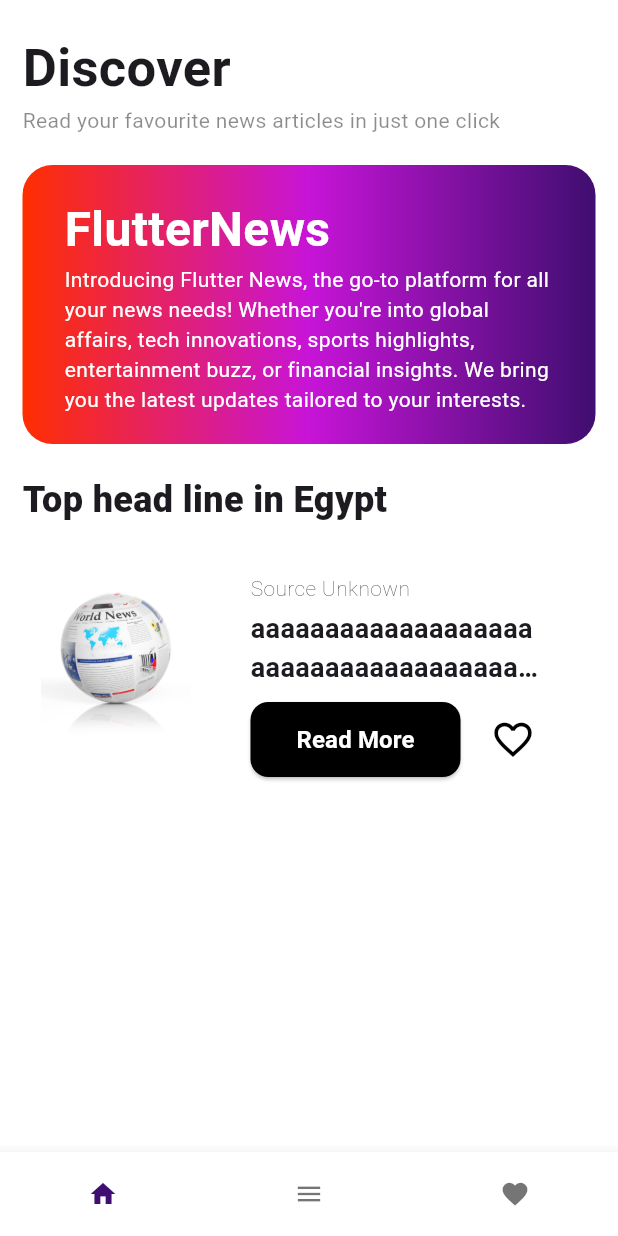
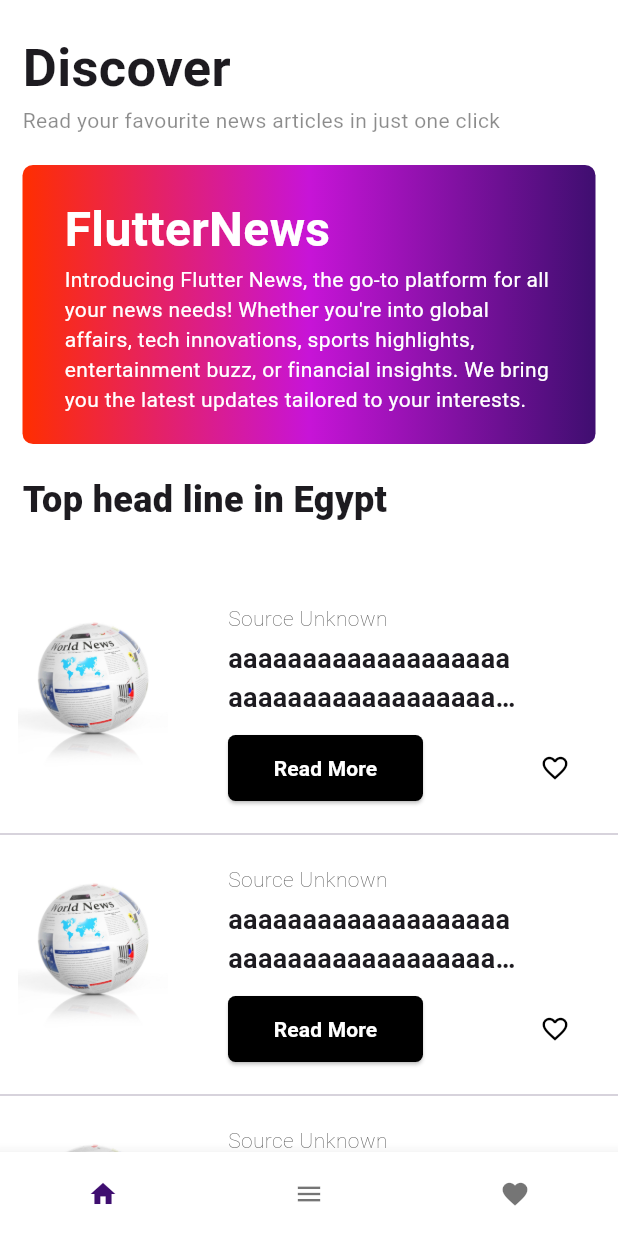
Before and after one commit to OsamaMohamedM/newsApp, a Flutter app: the screen it shows after launch, on a phone screen of 412 x 824 dp. Run offline on Flutter 3.47's test engine with Material 3 defaults, Android fonts, the phone set to English and light mode, and no system bars; our stand-ins replace go_router, loading_animation_widget, simple_gradient_text.

Commit message:
Home Screen Ui done

```diff
--- a/lib/Fetures/Home/views/HomeScreen.dart
+++ b/lib/Fetures/Home/views/HomeScreen.dart
@@ -3,7 +3,7 @@ import 'package:newsapp/Fetures/Home/views/Widgets/HomeScreenBody.dart';
 
 import 'Widgets/CustomBottomNavigationBar.dart';
 
-//01557748279
+
 class HomeScreen extends StatelessWidget {
   const HomeScreen({super.key});
   @override
--- a/lib/Fetures/Home/views/Widgets/DescribetionCard.dart
+++ b/lib/Fetures/Home/views/Widgets/DescribetionCard.dart
@@ -13,7 +13,7 @@ class DescribetionCard extends StatelessWidget {
       width: double.infinity,
 
       decoration: BoxDecoration(
-          borderRadius: BorderRadius.circular(20),
+          borderRadius: BorderRadius.circular(7),
           gradient: const LinearGradient(
             colors: [
               Color(0XFFFF2E00),
--- a/lib/Fetures/Home/views/Widgets/HomeScreenBody.dart
+++ b/lib/Fetures/Home/views/Widgets/HomeScreenBody.dart
@@ -7,17 +7,34 @@ class HomeScreenBody extends StatelessWidget {
 
   @override
   Widget build(BuildContext context) {
-    return const SafeArea(
+    return SafeArea(
+      child: CustomScrollView(
+        slivers: [
+          const SliverToBoxAdapter(
             child: Padding(
-        padding: const EdgeInsets.symmetric(horizontal: 15.0, vertical: 20),
+              padding:  EdgeInsets.symmetric(horizontal: 15.0, vertical: 20),
               child: Column(
                 crossAxisAlignment: CrossAxisAlignment.start,
                 children: [
-            const TopSection(),
-            const SizedBox(height: 20),
-            const ListViewItem()
+                   TopSection(),
+                   SizedBox(height: 20),
                 ],
               ),
+            ),
+          ),
+          SliverList(
+            delegate: SliverChildBuilderDelegate(
+              (context, index) => const Column(
+                mainAxisSize: MainAxisSize.min,
+                children: [
+                  ListViewItem(),
+                  Divider()
+                ],
+              ),
+              childCount: 5,
+            ),
+          ),
+        ],
       ),
     );
   }
--- a/lib/Fetures/Home/views/Widgets/ListViewItem.dart
+++ b/lib/Fetures/Home/views/Widgets/ListViewItem.dart
@@ -1,6 +1,7 @@
 import 'package:flutter/material.dart';
 
 import '../../../../Core/widgets/CustomPhoto.dart';
+import 'ReadMoreWithIcon.dart';
 
 class ListViewItem extends StatelessWidget {
   const ListViewItem({
@@ -9,28 +10,28 @@ class ListViewItem extends StatelessWidget {
 
   @override
   Widget build(BuildContext context) {
-    return SizedBox(
+    return const SizedBox(
       width: double.infinity,
-      height: 300,
       child: Padding(
-        padding: const EdgeInsets.all(12.0),
+        padding:  EdgeInsets.all(12.0),
         child: Row(
           crossAxisAlignment: CrossAxisAlignment.start,
           children: [
-            const CustomPhoto(),
-            const SizedBox(width: 40),
-            Column(
+             CustomPhoto(),
+             SizedBox(width: 40),
+            Expanded(
+              child: Column(
                 crossAxisAlignment: CrossAxisAlignment.start,
                 children: [
-                const Text(
+                   Text(
                     'Source Unknown',
                     style: TextStyle(
                       color: Colors.black87,
                       fontWeight: FontWeight.w200,
                     ),
                   ),
-                const SizedBox(height: 4),
-                const SizedBox(
+                   SizedBox(height: 4),
+                   SizedBox(
                     width: 195,
                     child: Text(
                       'aaaaaaaaaaaaaaaaaaaaaaaaaaaaaaaaaaaaaaaaaaaaaaaaaaaaaaaaaaaaaaaaaaaaaaaaaa',
@@ -43,36 +44,11 @@ class ListViewItem extends StatelessWidget {
                       ),
                     ),
                   ),
-                const SizedBox(
+                   SizedBox(
                       height: 10),
-                Row(
-                  children: [
-                    ElevatedButton(
-                      style: ElevatedButton.styleFrom(
-                        backgroundColor: Colors.black,
-                        fixedSize: const Size(140,
-                            50),
-                        shape: RoundedRectangleBorder(
-                          borderRadius: BorderRadius.circular(12),
-                        ),
-                      ),
-                      onPressed: () {},
-                      child: const Text(
-                        "Read More",
-                        style: TextStyle(
-                          color: Colors.white,
-                          fontSize: 16,
-                          fontWeight: FontWeight.bold,
-                        ),
-                      ),
-                    ),
-                    const SizedBox(width: 20,),
-
-                    const Icon(Icons.favorite_border,
-                        size: 30,color: Colors.black,),
+                  ReadMoreWithIcon(),
                 ],
               ),
-              ],
             ),
           ],
         ),
--- /dev/null
+++ b/lib/Fetures/Home/views/Widgets/ReadMoreWithIcon.dart
@@ -0,0 +1,39 @@
+import 'package:flutter/material.dart';
+
+class ReadMoreWithIcon extends StatelessWidget {
+  const ReadMoreWithIcon({
+    super.key,
+  });
+
+  @override
+  Widget build(BuildContext context) {
+    return Padding(
+      padding: const EdgeInsets.only(right: 20),
+      child: Row(
+        children: [
+          ElevatedButton(
+            style: ElevatedButton.styleFrom(
+              backgroundColor: Colors.black,
+              fixedSize: const Size(130, 44),
+              shape: RoundedRectangleBorder(
+                borderRadius: BorderRadius.circular(5),
+              ),
+            ),
+            onPressed: () {},
+            child: const Text(
+              "Read More",
+              style: TextStyle(
+                color: Colors.white,
+                fontSize: 14,
+                fontWeight: FontWeight.bold,
+              ),
+            ),
+          ),
+          const Spacer(),
+          const Icon(Icons.favorite_border,
+              size: 20,color: Colors.black,),
+        ],
+      ),
+    );
+  }
+}
```
Lines whose indentation alone changed are shown as unchanged.
